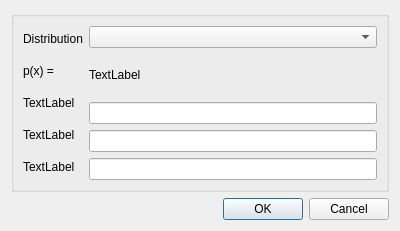
Before: the Qt Designer form AlphaPlot/src/ui/RandomDistributionDialog.ui in narunlifescience/AlphaPlot, drawn with Qt 5.
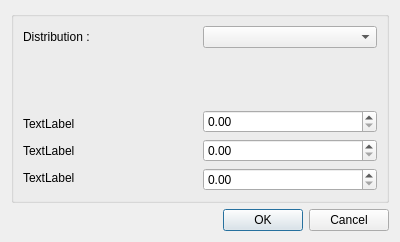
After: the same form once the commit is applied.

Commit message: refine & add Gaussian , logarithemic random distribution

```diff
--- a/AlphaPlot/src/ui/RandomDistributionDialog.ui
+++ b/AlphaPlot/src/ui/RandomDistributionDialog.ui
@@ -7,42 +7,73 @@
     <x>0</x>
     <y>0</y>
     <width>400</width>
-    <height>231</height>
+    <height>242</height>
    </rect>
   </property>
   <property name="windowTitle">
    <string>Random Values</string>
   </property>
   <layout class="QGridLayout" name="gridLayout">
+   <item row="1" column="0">
+    <widget class="QDialogButtonBox" name="randomDistributionButtonBox">
+     <property name="orientation">
+      <enum>Qt::Horizontal</enum>
+     </property>
+     <property name="standardButtons">
+      <set>QDialogButtonBox::Cancel|QDialogButtonBox::Ok</set>
+     </property>
+    </widget>
+   </item>
    <item row="0" column="0">
     <widget class="QGroupBox" name="RandomDistributionGroupBox">
      <property name="title">
       <string/>
      </property>
+     <layout class="QVBoxLayout" name="verticalLayout_4">
+      <item>
      <layout class="QVBoxLayout" name="verticalLayout_3">
       <item>
        <layout class="QHBoxLayout" name="horizontalLayout">
         <item>
-         <layout class="QVBoxLayout" name="labelVerticalLayout">
-          <item>
-           <widget class="QLabel" name="label">
+           <widget class="QLabel" name="distributionLabel">
             <property name="text">
-             <string>Distribution</string>
+             <string>Distribution :</string>
             </property>
            </widget>
           </item>
           <item>
-           <widget class="QLabel" name="parameter4Label">
+           <widget class="QComboBox" name="distComboBox"/>
+          </item>
+         </layout>
+        </item>
+        <item>
+         <widget class="QLabel" name="distFormulaLabel">
             <property name="text">
-             <string>p(x) = </string>
+           <string/>
             </property>
            </widget>
           </item>
+        <item>
+         <layout class="QHBoxLayout" name="horizontalLayout_2">
+          <item>
+           <layout class="QVBoxLayout" name="verticalLayout">
+            <property name="spacing">
+             <number>0</number>
+            </property>
+            <property name="sizeConstraint">
+             <enum>QLayout::SetDefaultConstraint</enum>
+            </property>
           <item>
            <widget class="QLabel" name="parameter1Label">
             <property name="text">
              <string>TextLabel</string>
             </property>
+              <property name="scaledContents">
+               <bool>true</bool>
+              </property>
+              <property name="wordWrap">
+               <bool>true</bool>
+              </property>
            </widget>
           </item>
           <item>
@@ -50,6 +81,12 @@
             <property name="text">
              <string>TextLabel</string>
             </property>
+              <property name="scaledContents">
+               <bool>true</bool>
+              </property>
+              <property name="wordWrap">
+               <bool>true</bool>
+              </property>
            </widget>
           </item>
           <item>
@@ -57,46 +94,34 @@
             <property name="text">
              <string>TextLabel</string>
             </property>
+              <property name="scaledContents">
+               <bool>true</bool>
+              </property>
+              <property name="wordWrap">
+               <bool>true</bool>
+              </property>
            </widget>
           </item>
          </layout>
         </item>
         <item>
-         <layout class="QVBoxLayout" name="valueVerticalLayout">
+           <layout class="QVBoxLayout" name="verticalLayout_2">
           <item>
-           <widget class="QComboBox" name="distComboBox"/>
+             <widget class="QDoubleSpinBox" name="parameter1DbleSpinBox"/>
           </item>
           <item>
-           <widget class="QLabel" name="label_2">
-            <property name="text">
-             <string>TextLabel</string>
-            </property>
-           </widget>
+             <widget class="QDoubleSpinBox" name="parameter2DbleSpinBox"/>
           </item>
           <item>
-           <widget class="QLineEdit" name="parameter1LineEdit"/>
-          </item>
-          <item>
-           <widget class="QLineEdit" name="parameter2LineEdit"/>
-          </item>
-          <item>
-           <widget class="QLineEdit" name="parameter3LineEdit"/>
-          </item>
+             <widget class="QDoubleSpinBox" name="parameter3DbleSpinBox"/>
+            </item>
          </layout>
         </item>
        </layout>
       </item>
      </layout>
-    </widget>
-   </item>
-   <item row="1" column="0">
-    <widget class="QDialogButtonBox" name="randomDistributionButtonBox">
-     <property name="orientation">
-      <enum>Qt::Horizontal</enum>
-     </property>
-     <property name="standardButtons">
-      <set>QDialogButtonBox::Cancel|QDialogButtonBox::Ok</set>
-     </property>
+      </item>
+     </layout>
     </widget>
    </item>
   </layout>
```
Lines whose indentation alone changed are shown as unchanged. The commit also changes 5 other files.
